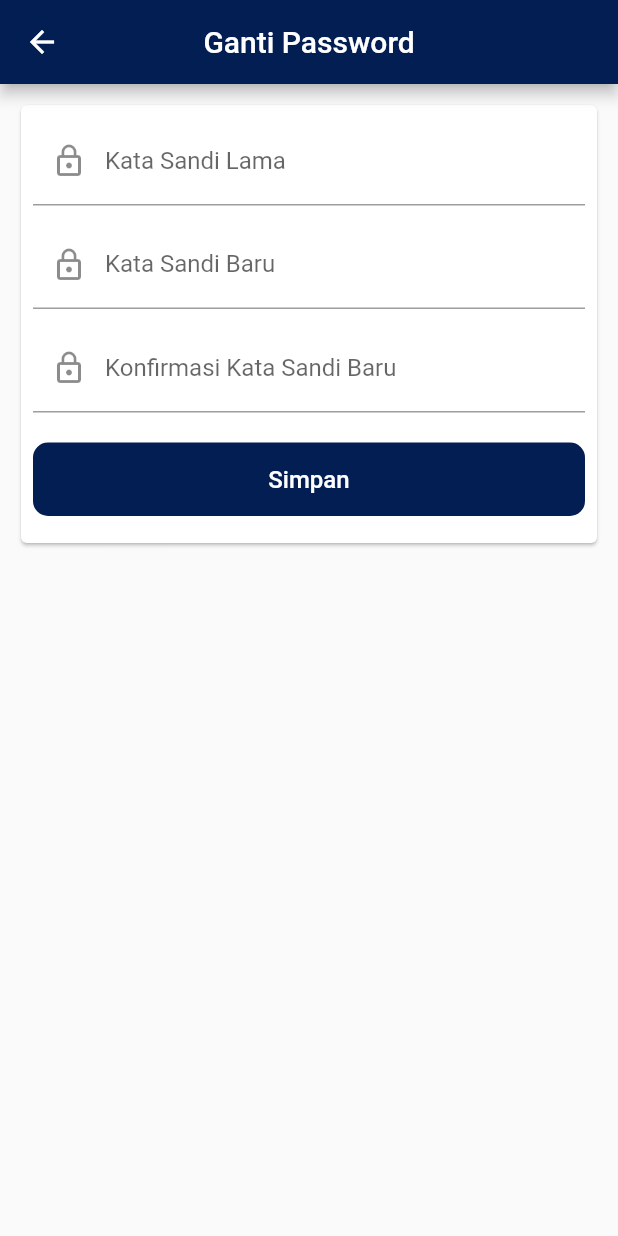
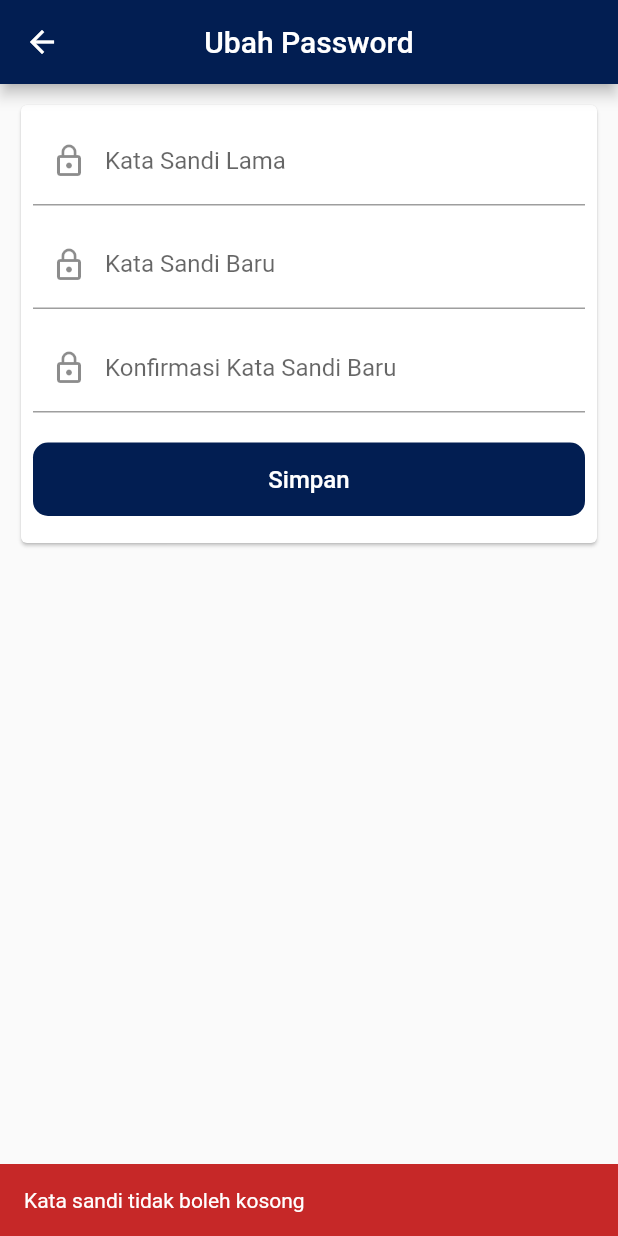
Before and after one commit to madeabinawa/flutter_ui2mvp7, a Flutter app: the GantiPassword screen opened directly, after a tap on "Simpan", on a phone screen of 412 x 824 dp. Run offline on Flutter 3.47's test engine with Material 2 defaults, Android fonts, the phone set to English and light mode, and no system bars; our stand-ins replace flushbar, smooth_star_rating, table_calendar; accounts and stored records are empty.

Commit message:
integrasi fitur ganti password dengan API

```diff
--- a/lib/views/GantiPassword.dart
+++ b/lib/views/GantiPassword.dart
@@ -1,19 +1,63 @@
+import 'package:flushbar/flushbar.dart';
 import 'package:flutter/material.dart';
+import 'package:flutter_ui2mvp7/api/login_api.dart';
 import 'package:flutter_ui2mvp7/shared_value.dart';
+import 'package:provider/provider.dart';
 
 class GantiPassword extends StatefulWidget {
-  GantiPassword({Key key}) : super(key: key);
-
   @override
   _GantiPasswordState createState() => _GantiPasswordState();
 }
 
 class _GantiPasswordState extends State<GantiPassword> {
+  TextEditingController _oldPassword = TextEditingController();
+  TextEditingController _newPassword = TextEditingController();
+  TextEditingController _confirmNewPassword = TextEditingController();
+
   @override
   Widget build(BuildContext context) {
+    //Init Login Provider
+    final loginProvider = Provider.of<LoginProvider>(context, listen: false);
+
+    //Akses api ubah password
+    updatePassword() async {
+      String result = await loginProvider.changePassword(
+          _oldPassword.text, _newPassword.text);
+      showFlushbar(result);
+    }
+
+    // Cek jika newPassword dan confirmNewPassword bernilai sama
+    isMatch() {
+      if (_newPassword.text != '' && _confirmNewPassword.text != '') {
+        return _newPassword.text == _confirmNewPassword.text;
+      } else {
+        return false;
+      }
+    }
+
+    //Cek jika semua field sudah terpenuhi
+    isVerified() {
+      String msg = '';
+      if (_oldPassword.text != '') {
+        if (isMatch()) {
+          //Jalankan method update password jika semua terpenuhi
+          updatePassword();
+        } else {
+          // Jika field konfirmasi password tidak sesuai field password baru
+          msg = 'Konfirmasi kata sandi tidak benar';
+        }
+      } else {
+        // Jika field password lama kosong
+        msg = 'Kata sandi tidak boleh kosong';
+      }
+      if (msg != '') {
+        showFlushbar(msg);
+      }
+    }
+
     return Scaffold(
         appBar: AppBar(
-          title: Text('Ganti Password'),
+          title: Text('Ubah Password'),
           centerTitle: true,
         ),
         body: Padding(
@@ -31,7 +75,7 @@ class _GantiPasswordState extends State<GantiPassword> {
                       prefixIcon: Icon(Icons.lock_outline),
                       //suffixIcon: Icon(Icons.lock_outline),
                     ),
-                    //controller: _password,
+                    controller: _oldPassword,
                     //onEditingComplete: () => node.unfocus(),
                     obscureText: true,
                     style: TextStyle(),
@@ -41,8 +85,8 @@ class _GantiPasswordState extends State<GantiPassword> {
                     decoration: InputDecoration(
                         labelText: 'Kata Sandi Baru',
                         prefixIcon: Icon(Icons.lock_outline)),
-                    //controller: _password,
-                    //onEditingComplete: () => node.unfocus(),
+                    controller: _newPassword,
+                    // onEditingComplete: () => isMatch,
                     obscureText: true,
                     style: TextStyle(),
                   ),
@@ -51,8 +95,8 @@ class _GantiPasswordState extends State<GantiPassword> {
                     decoration: InputDecoration(
                         labelText: 'Konfirmasi Kata Sandi Baru',
                         prefixIcon: Icon(Icons.lock_outline)),
-                    //controller: _password,
-                    //onEditingComplete: () => node.unfocus(),
+                    controller: _confirmNewPassword,
+                    // onEditingComplete: () => isMatch,
                     obscureText: true,
                     style: TextStyle(),
                   ),
@@ -71,7 +115,7 @@ class _GantiPasswordState extends State<GantiPassword> {
                             shape: RoundedRectangleBorder(
                                 borderRadius: BorderRadius.circular(10.0)),
                             color: SharedColor.mainColor,
-                            onPressed: () {}),
+                            onPressed: () => isVerified()),
                       ),
                     ],
                   ),
@@ -81,4 +125,14 @@ class _GantiPasswordState extends State<GantiPassword> {
           ),
         ));
   }
+
+  // Flushbar untuk menampilkan respons
+  showFlushbar(msg) {
+    return Flushbar(
+      duration: Duration(seconds: 4),
+      backgroundColor: msg == 'Berhasil' ? Colors.green[800] : Colors.red[800],
+      flushbarPosition: FlushbarPosition.BOTTOM,
+      message: msg == 'Berhasil' ? 'Berhasil perbarui password' : msg,
+    ).show(context);
+  }
 }
```
Also changed, not shown: lib/api/login_api.dart (+33 -0 lines).
